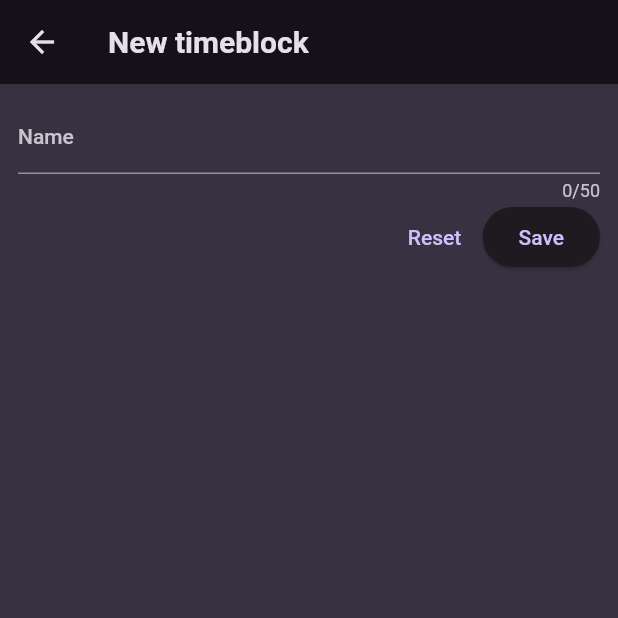
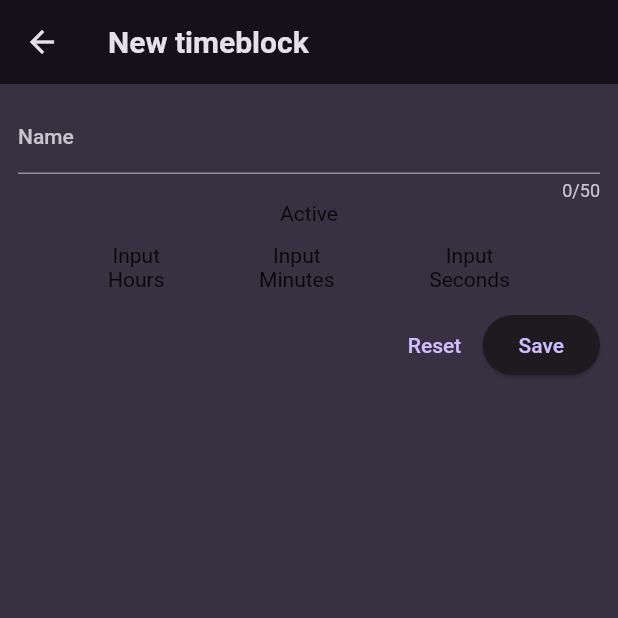
Before and after one commit to ssh0119/timeblocks, a Flutter app: the NewTimeblockScreen screen opened directly, on a phone screen of 412 x 824 dp, the top half of it. Run offline on Flutter 3.47's test engine with Material 2 defaults, Android fonts, the phone set to English and light mode, and no system bars; our stand-ins replace flutter_riverpod, google_fonts, sqflite; accounts and stored records are empty.

Commit message:
Begin creating interval inputs

```diff
--- /dev/null
+++ b/lib/widgets/interval_input.dart
@@ -0,0 +1,42 @@
+import 'package:flutter/material.dart';
+
+class IntervalInput extends StatelessWidget {
+  const IntervalInput({required this.intervalSetting, super.key});
+
+  final Map<String, int> intervalSetting;
+
+  @override
+  Widget build(context) {
+    return Column(
+      children: [
+        Text('Active'),
+        Padding(
+          padding: EdgeInsets.symmetric(vertical: 12, horizontal: 60),
+          child: Row(
+            mainAxisAlignment: MainAxisAlignment.spaceBetween,
+            children: [
+              Column(
+                children: [
+                  Text('Input'),
+                  Text('Hours'),
+                ],
+              ),
+              Column(
+                children: [
+                  Text('Input'),
+                  Text('Minutes'),
+                ],
+              ),
+              Column(
+                children: [
+                  Text('Input'),
+                  Text('Seconds'),
+                ],
+              ),
+            ],
+          ),
+        ),
+      ],
+    );
+  }
+}
--- a/lib/widgets/timeblock_form.dart
+++ b/lib/widgets/timeblock_form.dart
@@ -5,6 +5,9 @@ import 'package:timeblocks/models/timeblock.dart';
 import 'package:timeblocks/providers/form_provider.dart';
 import 'package:timeblocks/providers/timeblocks_provider.dart';
 import 'package:timeblocks/validators/timeblock_validator.dart';
+import 'package:timeblocks/widgets/interval_input.dart';
+
+const initialIntervalSettings = {'hours': 10, 'minutes': 24, 'seconds': 30};
 
 class TimeblockForm extends ConsumerStatefulWidget {
   const TimeblockForm({super.key});
@@ -15,7 +18,7 @@ class TimeblockForm extends ConsumerStatefulWidget {
 
 class _TimeblockFormState extends ConsumerState<TimeblockForm> {
   final _formKey = GlobalKey<FormState>();
-  // var intervalInputs = [];
+  var intervalInputs = [initialIntervalSettings];
 
   _updateFormProvider(WidgetRef ref, String fieldName, dynamic fieldValue) {
     ref.read(formProvider.notifier).updateFormValue(fieldName, fieldValue);
@@ -54,6 +57,13 @@ class _TimeblockFormState extends ConsumerState<TimeblockForm> {
               _updateFormProvider(ref, 'name', value);
             },
           ),
+
+          Column(
+            children: intervalInputs.map((intervalSetting) {
+              return IntervalInput(intervalSetting: intervalSetting);
+            }).toList(),
+          ),
+
           Row(
             mainAxisAlignment: MainAxisAlignment.end,
             children: [
```
